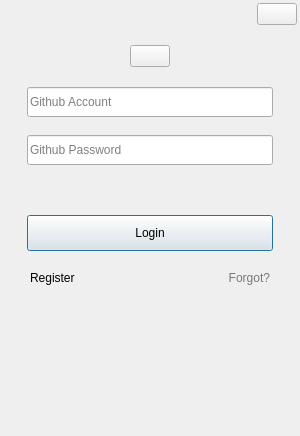
This is UiFiles/LoginDialog.ui in PyQt5/PyQtClient as Qt 5 draws it before an edit. The edited form follows.
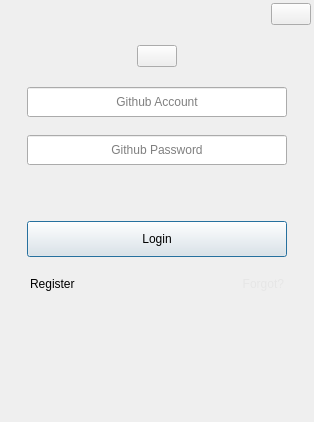
This is the edited form. Custom widgets are drawn as their Qt base class.

Commit message: login function

Patch:
```diff
--- a/UiFiles/LoginDialog.ui
+++ b/UiFiles/LoginDialog.ui
@@ -6,8 +6,8 @@
    <rect>
     <x>0</x>
     <y>0</y>
-    <width>300</width>
-    <height>436</height>
+    <width>314</width>
+    <height>422</height>
    </rect>
   </property>
   <property name="windowTitle">
@@ -140,12 +140,12 @@
              <height>30</height>
             </size>
            </property>
+           <property name="alignment">
+            <set>Qt::AlignCenter</set>
+           </property>
            <property name="placeholderText">
             <string>Github Account</string>
            </property>
-           <property name="clearButtonEnabled">
-            <bool>true</bool>
-           </property>
           </widget>
          </item>
          <item>
@@ -165,6 +165,9 @@
            <property name="echoMode">
             <enum>QLineEdit::Password</enum>
            </property>
+           <property name="alignment">
+            <set>Qt::AlignCenter</set>
+           </property>
            <property name="placeholderText">
             <string>Github Password</string>
            </property>
@@ -172,6 +175,12 @@
          </item>
          <item>
           <widget class="QLabel" name="labelNotice">
+           <property name="minimumSize">
+            <size>
+             <width>0</width>
+             <height>20</height>
+            </size>
+           </property>
            <property name="text">
             <string/>
            </property>
@@ -267,7 +276,7 @@
          <item>
           <widget class="QLabel" name="labelRegister">
            <property name="text">
-            <string>&lt;html&gt;&lt;head/&gt;&lt;body&gt;&lt;p&gt;&lt;a href=&quot;https://github.com/join?source=login&quot;&gt;&lt;span style=&quot; text-decoration: none; color:#24afff;&quot;&gt;Register&lt;/span&gt;&lt;/a&gt;&lt;/p&gt;&lt;/body&gt;&lt;/html&gt;</string>
+            <string>&lt;html&gt;&lt;head/&gt;&lt;body&gt;&lt;p&gt;&lt;a href=&quot;https://github.com/join?source=login&quot;&gt;&lt;span style=&quot; text-decoration: none; color:#ffffff;&quot;&gt;Register&lt;/span&gt;&lt;/a&gt;&lt;/p&gt;&lt;/body&gt;&lt;/html&gt;</string>
            </property>
            <property name="openExternalLinks">
             <bool>true</bool>
@@ -290,7 +299,7 @@
          <item>
           <widget class="QLabel" name="labelForgot">
            <property name="text">
-            <string>&lt;html&gt;&lt;head/&gt;&lt;body&gt;&lt;p&gt;&lt;a href=&quot;https://github.com/password_reset&quot;&gt;&lt;span style=&quot; text-decoration: none; color:#787878;&quot;&gt;Forgot?&lt;/span&gt;&lt;/a&gt;&lt;/p&gt;&lt;/body&gt;&lt;/html&gt;</string>
+            <string>&lt;html&gt;&lt;head/&gt;&lt;body&gt;&lt;p&gt;&lt;a href=&quot;https://github.com/password_reset&quot;&gt;&lt;span style=&quot; text-decoration: none; color:#e6e6e6;&quot;&gt;Forgot?&lt;/span&gt;&lt;/a&gt;&lt;/p&gt;&lt;/body&gt;&lt;/html&gt;</string>
            </property>
            <property name="alignment">
             <set>Qt::AlignRight|Qt::AlignTrailing|Qt::AlignVCenter</set>
@@ -334,6 +343,11 @@
    <extends>QPushButton</extends>
    <header location="global">Widgets.RotateButton</header>
   </customwidget>
+  <customwidget>
+   <class>ProgressButton</class>
+   <extends>QPushButton</extends>
+   <header location="global">Widgets.ProgressButton</header>
+  </customwidget>
  </customwidgets>
  <resources/>
  <connections>
```
Left out of the diff: 2 changed lines with no effect on the pictures. The commit also changes 12 other files.
